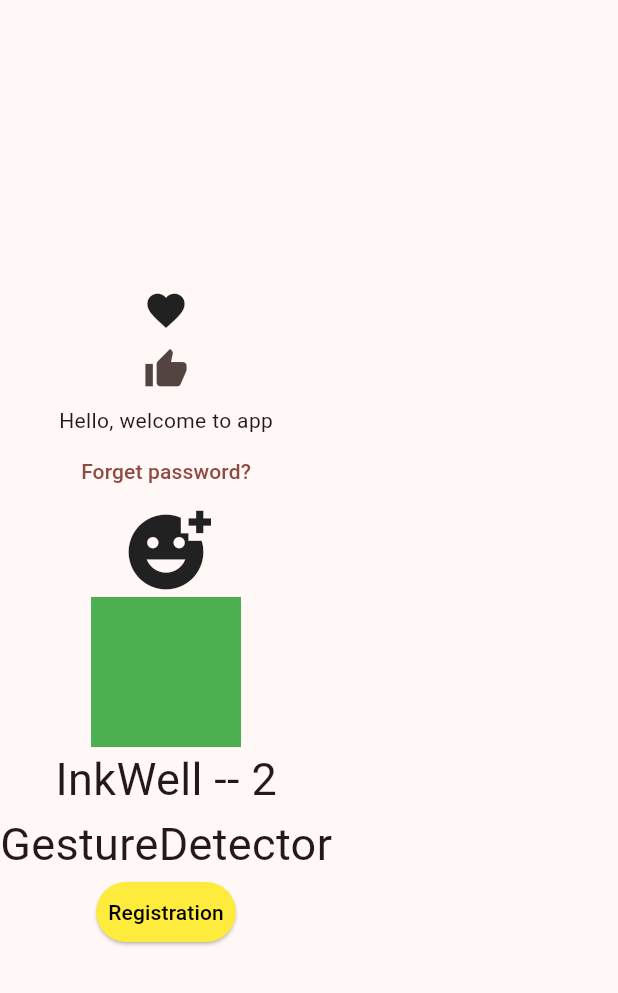
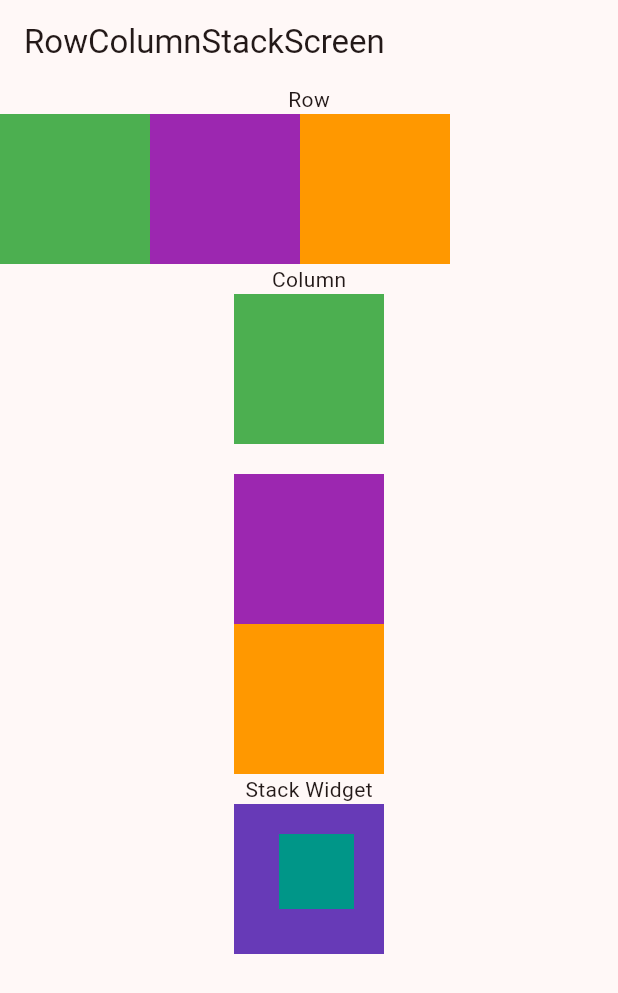
Before and after one commit to narimetisaigopi/flutter_batch_2024_jan, a Flutter app: the screen it shows after launch, on a phone screen of 412 x 824 dp. Shown: the top 993 px of the screen. Run offline on Flutter 3.47's test engine with Material 3 defaults, Android fonts, the phone set to English and light mode, and no system bars.

Commit message:
pushed code

```diff
--- a/lib/main.dart
+++ b/lib/main.dart
@@ -1,4 +1,5 @@
 import 'package:flutter/material.dart';
+import 'package:flutter_batch_2024_jan/row_column_stack_screen.dart';
 import 'package:flutter_batch_2024_jan/screens/home_screen.dart';
 import 'package:flutter_batch_2024_jan/screens/login_screen.dart';
 
@@ -19,7 +20,7 @@ class MyApp extends StatelessWidget {
         useMaterial3: true,
       ),
       // home: HomeScreen(),
-      home: LoginScreen(),
+      home: RowColumnStackScreen(),
     );
   }
 }
--- /dev/null
+++ b/lib/row_column_stack_screen.dart
@@ -0,0 +1,97 @@
+import 'package:flutter/material.dart';
+
+class RowColumnStackScreen extends StatelessWidget {
+  const RowColumnStackScreen({super.key});
+
+  @override
+  Widget build(BuildContext context) {
+    return Scaffold(
+        appBar: AppBar(
+          title: Text("RowColumnStackScreen"),
+        ),
+        // child -> single object (singular)
+        // children -> multiple object (plural)
+
+        body: Container(
+          width: double.infinity,
+          child: Column(
+            children: [
+              Text("Row"),
+              Row(
+                // mainAxisAlignment: MainAxisAlignment.spaceAround,
+                // mainAxisAlignment: MainAxisAlignment.spaceBetween,
+                // mainAxisAlignment: MainAxisAlignment.spaceEvenly,
+                // crossAxisAlignment: CrossAxisAlignment.end,
+                children: [
+                  Container(
+                    height: 100,
+                    width: 100,
+                    color: Colors.green,
+                  ),
+                  // Icon(Icons.favorite),
+                  // Spacer(),
+                  // const SizedBox(
+                  //   width: 10,
+                  // ),
+                  Container(
+                    height: 100,
+                    width: 100,
+                    color: Colors.purple,
+                  ),
+                  Container(
+                    height: 100,
+                    width: 100,
+                    color: Colors.orange,
+                  ),
+                ],
+              ),
+              Text("Column"),
+              Column(
+                mainAxisAlignment: MainAxisAlignment.spaceAround,
+                crossAxisAlignment: CrossAxisAlignment.center,
+                children: [
+                  Container(
+                    height: 100,
+                    width: 100,
+                    color: Colors.green,
+                  ),
+                  const SizedBox(
+                    width: 10,
+                    height: 20,
+                  ),
+                  Container(
+                    height: 100,
+                    width: 100,
+                    color: Colors.purple,
+                  ),
+                  Container(
+                    height: 100,
+                    width: 100,
+                    color: Colors.orange,
+                  ),
+                ],
+              ),
+              Text("Stack Widget"),
+              Stack(
+                children: [
+                  Container(
+                    width: 100,
+                    height: 100,
+                    color: Colors.deepPurple,
+                  ),
+                  Positioned(
+                    top: 20,
+                    right: 20,
+                    child: Container(
+                      width: 50,
+                      height: 50,
+                      color: Colors.teal,
+                    ),
+                  )
+                ],
+              )
+            ],
+          ),
+        ));
+  }
+}
```
Also changed, not shown: lib/screens/login_screen.dart (+49 -3 lines).
